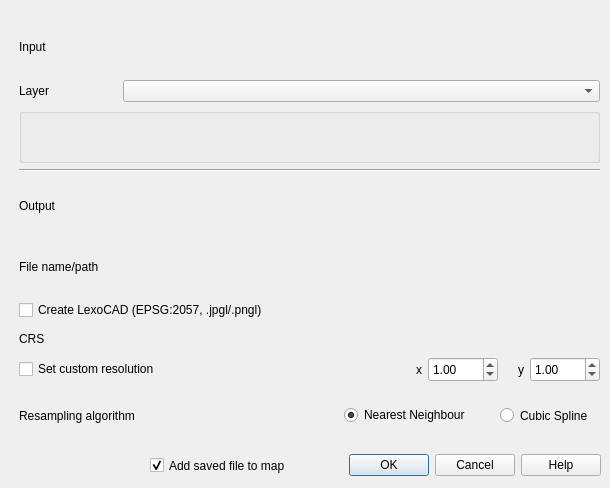
Qt form raster_cutter_dialog_base.ui (geometalab/qgis-raster-cutter) before a commit.
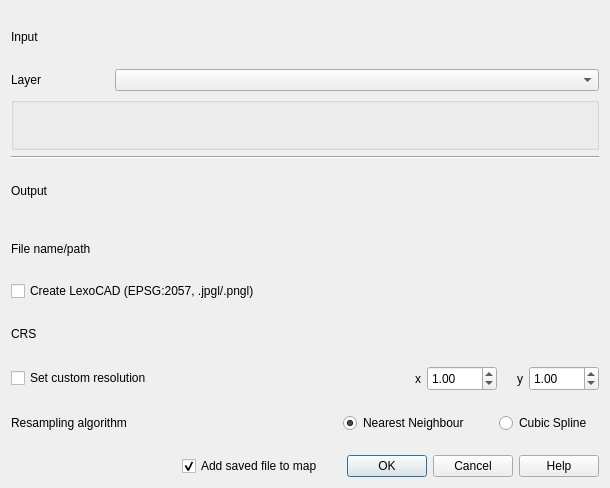
The same form after that commit. Icons and pictures are not drawn. Custom widgets are drawn as their Qt base class.

Commit message: - responsive dialog

Patch:
```diff
--- a/raster_cutter_dialog_base.ui
+++ b/raster_cutter_dialog_base.ui
@@ -20,31 +20,8 @@
   <property name="sizeGripEnabled">
    <bool>false</bool>
   </property>
-  <widget class="QDialogButtonBox" name="button_box">
-   <property name="geometry">
-    <rect>
-     <x>20</x>
-     <y>450</y>
-     <width>581</width>
-     <height>31</height>
-    </rect>
-   </property>
-   <property name="orientation">
-    <enum>Qt::Horizontal</enum>
-   </property>
-   <property name="standardButtons">
-    <set>QDialogButtonBox::Cancel|QDialogButtonBox::Help|QDialogButtonBox::Ok</set>
-   </property>
-  </widget>
-  <widget class="QWidget" name="verticalLayoutWidget">
-   <property name="geometry">
-    <rect>
-     <x>19</x>
-     <y>19</y>
-     <width>581</width>
-     <height>424</height>
-    </rect>
-   </property>
+  <layout class="QGridLayout" name="gridLayout">
+   <item row="0" column="0">
    <layout class="QVBoxLayout" name="verticalLayout">
     <item>
      <widget class="QLabel" name="input_section_label">
@@ -162,12 +139,6 @@
           <height>15</height>
          </size>
         </property>
-        <property name="maximumSize">
-         <size>
-          <width>100</width>
-          <height>16777215</height>
-         </size>
-        </property>
         <property name="text">
          <string>CRS</string>
         </property>
@@ -190,12 +161,6 @@
           <height>0</height>
          </size>
         </property>
-        <property name="maximumSize">
-         <size>
-          <width>500</width>
-          <height>25</height>
-         </size>
-        </property>
         <property name="layoutDirection">
          <enum>Qt::LeftToRight</enum>
         </property>
@@ -334,16 +299,30 @@
      </layout>
     </item>
    </layout>
-  </widget>
+   </item>
+   <item row="2" column="0">
+    <layout class="QHBoxLayout" name="horizontalLayout_5">
+     <property name="spacing">
+      <number>0</number>
+     </property>
+     <item>
+      <spacer name="horizontalSpacer">
+       <property name="orientation">
+        <enum>Qt::Horizontal</enum>
+       </property>
+       <property name="sizeType">
+        <enum>QSizePolicy::Expanding</enum>
+       </property>
+       <property name="sizeHint" stdset="0">
+        <size>
+         <width>9999999</width>
+         <height>0</height>
+        </size>
+       </property>
+      </spacer>
+     </item>
+     <item>
   <widget class="QCheckBox" name="add_to_map_checkbox">
-   <property name="geometry">
-    <rect>
-     <x>150</x>
-     <y>450</y>
-     <width>150</width>
-     <height>31</height>
-    </rect>
-   </property>
    <property name="minimumSize">
     <size>
      <width>150</width>
@@ -363,6 +342,36 @@
     <bool>true</bool>
    </property>
   </widget>
+     </item>
+     <item>
+      <spacer name="horizontalSpacer_2">
+       <property name="orientation">
+        <enum>Qt::Horizontal</enum>
+       </property>
+       <property name="sizeType">
+        <enum>QSizePolicy::Fixed</enum>
+       </property>
+       <property name="sizeHint" stdset="0">
+        <size>
+         <width>15</width>
+         <height>0</height>
+        </size>
+       </property>
+      </spacer>
+     </item>
+     <item>
+      <widget class="QDialogButtonBox" name="button_box">
+       <property name="orientation">
+        <enum>Qt::Horizontal</enum>
+       </property>
+       <property name="standardButtons">
+        <set>QDialogButtonBox::Cancel|QDialogButtonBox::Help|QDialogButtonBox::Ok</set>
+       </property>
+      </widget>
+     </item>
+    </layout>
+   </item>
+  </layout>
  </widget>
  <customwidgets>
   <customwidget>
```
Lines whose indentation alone changed are shown as unchanged.
